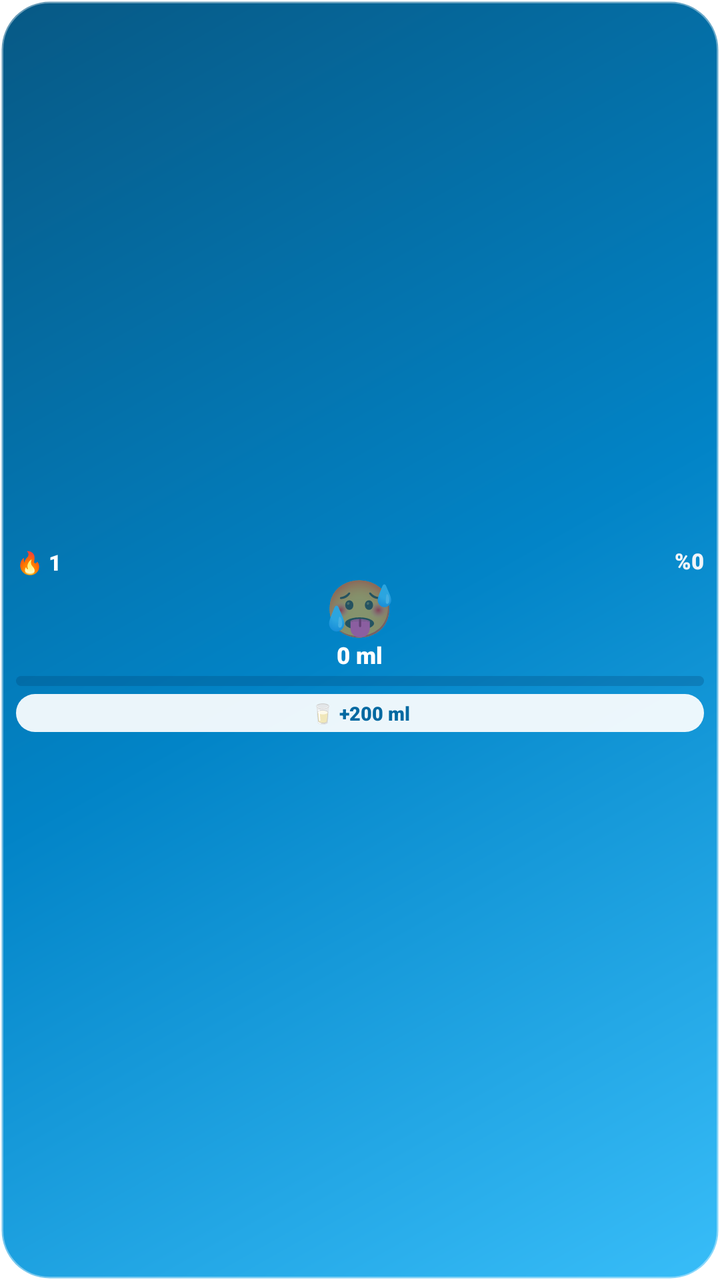
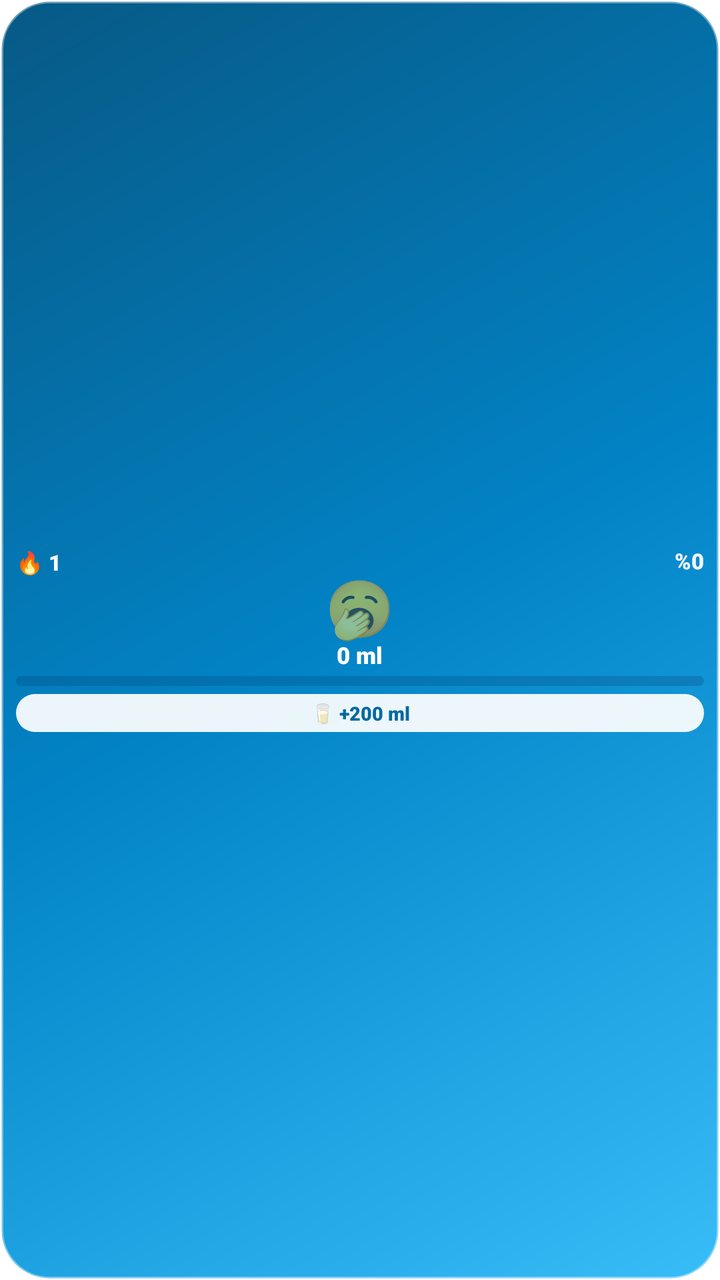

Screens rendered from an Android XML layout before and after an edit, with the pre-edit source and the edit as a unified diff.
<!-- AndroidManifest.xml: fallback theme Theme.MaterialComponents.DayNight.NoActionBar -->
<!-- res/layout/water_mini_widget.xml -->
<?xml version="1.0" encoding="utf-8"?>
<LinearLayout xmlns:android="http://schemas.android.com/apk/res/android"
    android:id="@+id/widget_mini_root"
    android:layout_width="match_parent"
    android:layout_height="match_parent"
    android:background="@drawable/widget_card_bg"
    android:gravity="center"
    android:orientation="vertical"
    android:paddingLeft="8dp"
    android:paddingRight="8dp"
    android:paddingTop="6dp"
    android:paddingBottom="6dp">

    
    <LinearLayout
        android:layout_width="match_parent"
        android:layout_height="wrap_content"
        android:gravity="center_vertical"
        android:orientation="horizontal">

        <TextView
            android:id="@+id/tv_mini_streak"
            android:layout_width="0dp"
            android:layout_height="wrap_content"
            android:layout_weight="1"
            android:fontFamily="sans-serif-black"
            android:text="🔥 1"
            android:textColor="#FFFFFF"
            android:textSize="11sp" />

        <TextView
            android:id="@+id/tv_mini_percent"
            android:layout_width="wrap_content"
            android:layout_height="wrap_content"
            android:fontFamily="sans-serif-black"
            android:includeFontPadding="false"
            android:text="%0"
            android:textColor="#F1F5F9"
            android:textSize="11sp" />
    </LinearLayout>

    
    <TextView
        android:id="@+id/tv_mini_mascot"
        android:layout_width="wrap_content"
        android:layout_height="wrap_content"
        android:includeFontPadding="false"
        android:text="🥵"
        android:textSize="28sp" />

    <TextView
        android:id="@+id/tv_mini_subtext"
        android:layout_width="wrap_content"
        android:layout_height="wrap_content"
        android:fontFamily="sans-serif-black"
        android:includeFontPadding="false"
        android:text="0 ml"
        android:textColor="#FFFFFF"
        android:textSize="11.5sp" />

    <ProgressBar
        android:id="@+id/pb_mini_progress"
        style="?android:attr/progressBarStyleHorizontal"
        android:layout_width="match_parent"
        android:layout_height="5dp"
        android:layout_marginTop="3dp"
        android:max="100"
        android:progress="0"
        android:progressDrawable="@drawable/widget_progress_bar" />

    <TextView
        android:id="@+id/btn_mini_quick_add"
        android:layout_width="match_parent"
        android:layout_height="wrap_content"
        android:layout_marginTop="4dp"
        android:background="@drawable/widget_button_bg"
        android:clickable="true"
        android:focusable="true"
        android:fontFamily="sans-serif-black"
        android:gravity="center"
        android:paddingTop="3dp"
        android:paddingBottom="3dp"
        android:text="🥛 +200 ml"
        android:textColor="#0369A1"
        android:textSize="9.5sp" />

</LinearLayout>
<!-- resources referenced by this layout -->
<resources>
  <!-- drawable widget_button_bg (drawable) -->
  <?xml version="1.0" encoding="utf-8"?>
  <shape xmlns:android="http://schemas.android.com/apk/res/android"
      android:shape="rectangle">
      <solid android:color="#EBFFFFFF" />
      <corners android:radius="12dp" />
  </shape>
  <!-- drawable widget_card_bg (drawable) -->
  <?xml version="1.0" encoding="utf-8"?>
  <shape xmlns:android="http://schemas.android.com/apk/res/android"
      android:shape="rectangle">
      
      <gradient
          android:angle="315"
          android:startColor="#075985"
          android:centerColor="#0284C7"
          android:endColor="#38BDF8"
          android:type="linear" />
      <corners android:radius="24dp" />
      <stroke
          android:width="1.5dp"
          android:color="#66FFFFFF" />
  </shape>
  <!-- drawable widget_progress_bar (drawable) -->
  <?xml version="1.0" encoding="utf-8"?>
  <layer-list xmlns:android="http://schemas.android.com/apk/res/android">
      <item android:id="@android:id/background">
          <shape>
              <corners android:radius="8dp" />
              <solid android:color="#40033E6B" />
          </shape>
      </item>
      <item android:id="@android:id/progress">
          <clip>
              <shape>
                  <corners android:radius="8dp" />
                  <gradient
                      android:angle="0"
                      android:startColor="#BAE6FD"
                      android:endColor="#FFFFFF" />
              </shape>
          </clip>
      </item>
  </layer-list>
</resources>

<!-- the commit's change to res/layout/water_mini_widget.xml (unified diff, before → after) -->
@@ -45,7 +45,7 @@
         android:layout_width="wrap_content"
         android:layout_height="wrap_content"
         android:includeFontPadding="false"
-        android:text="🥵"
+        android:text="🥱"
         android:textSize="28sp" />
 
     <TextView
